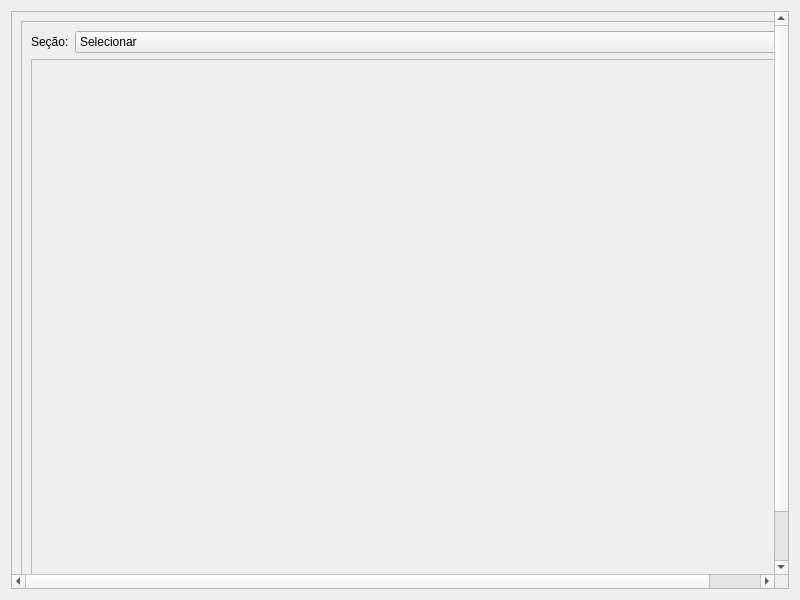
First picture: the form in Projeto 3/Teste_Luiz/ProjetoCont/relatorio_de_produtos.ui, repository Rodrigo-P-Nascimento/Qt-DRUD, before the edit.
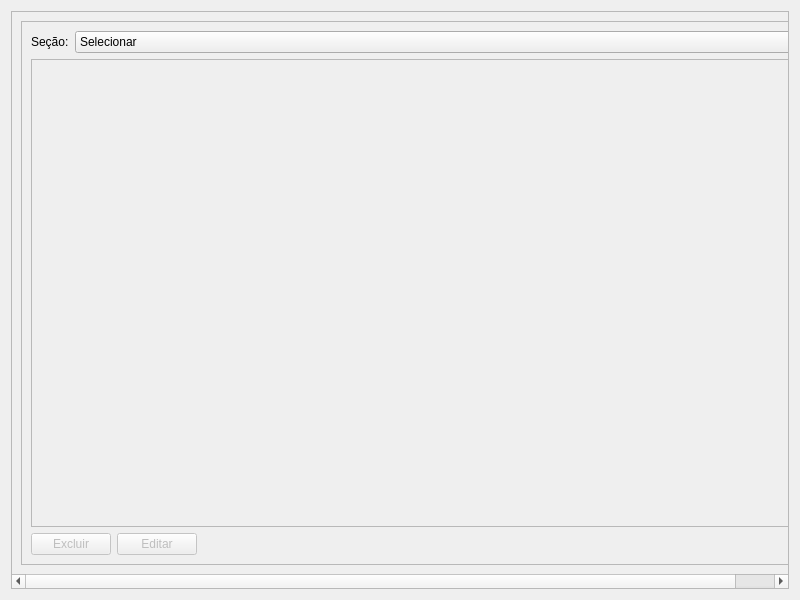
Second picture: the form after the edit.

What changed in the file:
```diff
--- a/Projeto 3/Teste_Luiz/ProjetoCont/relatorio_de_produtos.ui
+++ b/Projeto 3/Teste_Luiz/ProjetoCont/relatorio_de_produtos.ui
@@ -12,14 +12,14 @@
   </property>
   <property name="minimumSize">
    <size>
-    <width>800</width>
-    <height>600</height>
+    <width>0</width>
+    <height>0</height>
    </size>
   </property>
   <property name="windowTitle">
    <string>Form</string>
   </property>
-  <layout class="QVBoxLayout" name="verticalLayout_2">
+  <layout class="QHBoxLayout" name="horizontalLayout_3">
    <item>
     <widget class="QScrollArea" name="scrollArea">
      <property name="widgetResizable">
@@ -29,18 +29,18 @@
       <property name="geometry">
        <rect>
         <x>0</x>
-        <y>-47</y>
+        <y>0</y>
         <width>818</width>
-        <height>618</height>
+        <height>563</height>
        </rect>
       </property>
-      <layout class="QHBoxLayout" name="horizontalLayout_2">
+      <layout class="QVBoxLayout" name="verticalLayout_2">
        <item>
         <widget class="QScrollArea" name="scrollArea_2">
          <property name="minimumSize">
           <size>
            <width>800</width>
-           <height>600</height>
+           <height>500</height>
           </size>
          </property>
          <property name="widgetResizable">
@@ -52,7 +52,7 @@
             <x>0</x>
             <y>0</y>
             <width>798</width>
-            <height>598</height>
+            <height>543</height>
            </rect>
           </property>
           <layout class="QVBoxLayout" name="verticalLayout">
@@ -113,7 +113,7 @@
               <bool>true</bool>
              </property>
              <property name="sortingEnabled">
-              <bool>false</bool>
+              <bool>true</bool>
              </property>
             </widget>
            </item>
```
